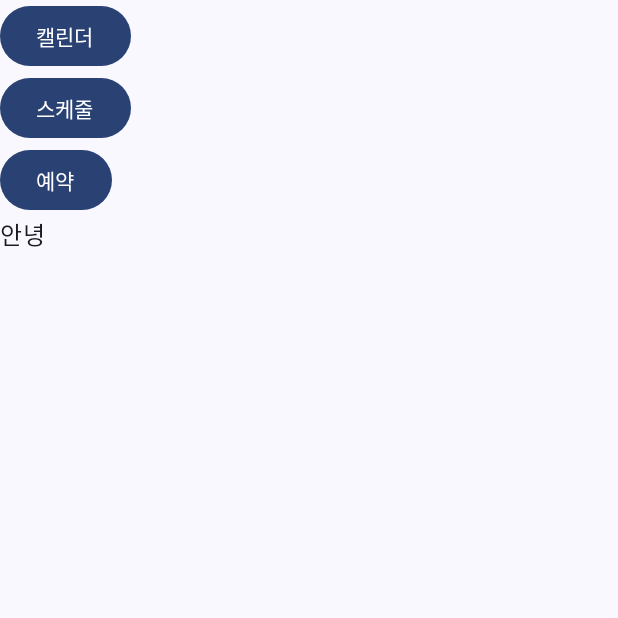
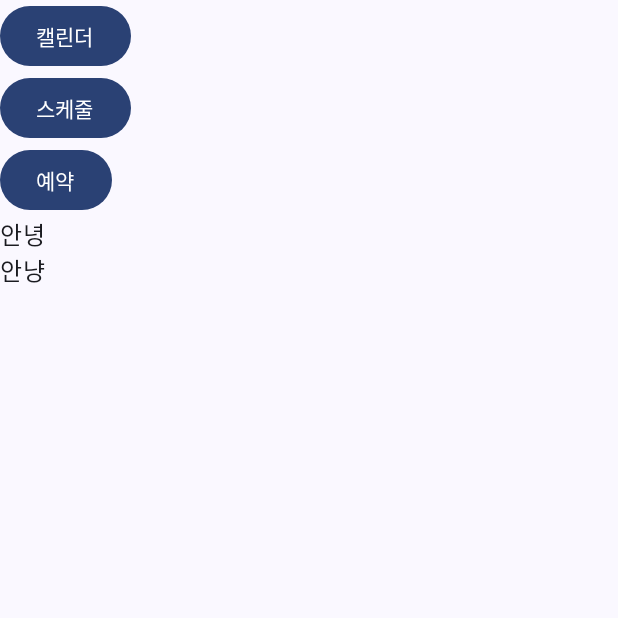
Before and after one commit to KDT-SIX-EYE/fitsync, an Android app built with Jetpack Compose: the screen it shows after launch (MainActivity), on a phone screen of 412 x 824 dp, the top half of it. Run offline under Robolectric (Android 15) with nearby library versions, the phone set to English and light mode, and no system bars.

Commit message:
0825_10:07

```diff
--- a/app/src/main/java/com/example/fitsync/MainActivity.kt
+++ b/app/src/main/java/com/example/fitsync/MainActivity.kt
@@ -44,6 +44,7 @@ class MainActivity : ComponentActivity() {
                             Text(text = "예약")
                         }
                         Text(text = "안녕")
+                        Text(text = "안냥")
                     }
                 }
             }
```
